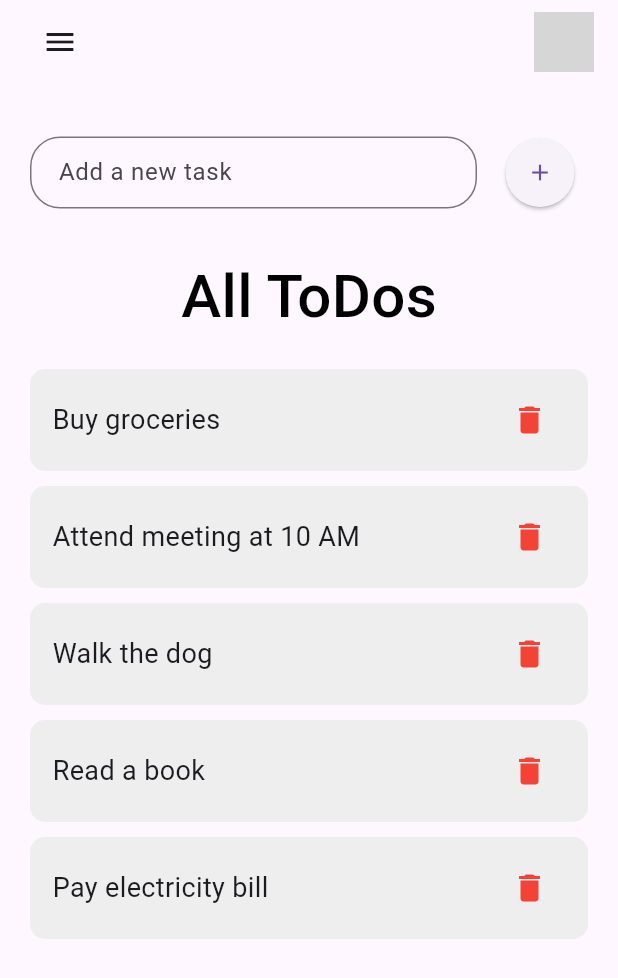
After one commit to Govindh07/PIT_STOP, a Flutter app: the Home screen opened directly, on a phone screen of 412 x 824 dp. The commit adds this screen. Shown: the top 978 px of the screen. Run offline on Flutter 3.47's test engine with Material 3 defaults, Android fonts, the phone set to English and light mode, and no system bars; our stand-ins replace animate_do, carousel_slider, cloud_firestore, firebase_auth, firebase_core, shared_preferences; accounts and stored records are empty; network calls fail; grey boxes are pictures that could not be loaded.

Commit message:
Pit Stop

```diff
--- a/lib/main.dart
+++ b/lib/Pit_Stop/screens/main.dart
@@ -7,7 +7,7 @@ import 'package:firebase_core/firebase_core.dart';
 import 'package:firebase_auth/firebase_auth.dart';
 import 'package:flutter/material.dart';
 import 'package:provider/provider.dart';
-import 'firebase_options.dart';
+import '../../firebase_options.dart';
 
 void main() async {
   WidgetsFlutterBinding.ensureInitialized();
--- /dev/null
+++ b/lib/Todo_App/ToDo_Provider/todo_provider.dart
@@ -0,0 +1,23 @@
+import 'package:flutter/material.dart';
+
+class TodoProvider extends ChangeNotifier {
+  final List<String> _todos = [
+    'Buy groceries',
+    'Attend meeting at 10 AM',
+    'Walk the dog',
+    'Read a book',
+    'Pay electricity bill',
+  ];
+
+  List<String> get todos => _todos;
+
+  void addTodo(String task) {
+    _todos.add(task);
+    notifyListeners();
+  }
+
+  void removeTodo(String task) {
+    _todos.remove(task);
+    notifyListeners();
+  }
+}
--- /dev/null
+++ b/lib/Todo_App/ToDo_Screen/home_page.dart
@@ -0,0 +1,159 @@
+import 'package:flutter/material.dart';
+import 'package:provider/provider.dart';
+
+void main() {
+  runApp(
+    ChangeNotifierProvider(
+      create: (_) => TodoProvider(),
+      child: const MyApp(),
+    ),
+  );
+}
+
+class MyApp extends StatelessWidget {
+  const MyApp({super.key});
+
+  @override
+  Widget build(BuildContext context) {
+    return const MaterialApp(
+      debugShowCheckedModeBanner: false,
+      home: Home(),
+    );
+  }
+}
+
+class TodoProvider extends ChangeNotifier {
+  final List<String> _todos = [
+    'Buy groceries',
+    'Attend meeting at 10 AM',
+    'Walk the dog',
+    'Read a book',
+    'Pay electricity bill',
+  ];
+
+  List<String> get todos => _todos;
+
+  void addTodo(String task) {
+    _todos.add(task);
+    notifyListeners();
+  }
+
+  void removeTodo(String task) {
+    _todos.remove(task);
+    notifyListeners();
+  }
+}
+
+class Home extends StatefulWidget {
+  const Home({super.key});
+
+  @override
+  State<Home> createState() => _HomeState();
+}
+
+class _HomeState extends State<Home> {
+  final TextEditingController _todoController = TextEditingController();
+
+  @override
+  Widget build(BuildContext context) {
+    final todoProvider = Provider.of<TodoProvider>(context);
+
+    return Scaffold(
+      appBar: AppBar(
+        title: Row(mainAxisAlignment: MainAxisAlignment.spaceBetween, children: [
+          IconButton(onPressed: () {}, icon: const Icon(Icons.menu)),
+          SizedBox(
+            height: 40,
+            width: 40,
+            child: ClipRRect(
+              borderRadius: BorderRadius.circular(50),
+              child: Image.network('https://cdn-icons-png.flaticon.com/512/3135/3135715.png'),
+            ),
+          ),
+        ]),
+      ),
+      body: Container(
+        padding: const EdgeInsets.symmetric(horizontal: 20, vertical: 15),
+        child: Column(
+          children: [
+            const SizedBox(height: 20),
+            Row(
+              children: [
+                Expanded(
+                  child: TextField(
+                    controller: _todoController,
+                    decoration: InputDecoration(
+                      hintText: 'Add a new task',
+                      border: OutlineInputBorder(borderRadius: BorderRadius.circular(20)),
+                      contentPadding: const EdgeInsets.symmetric(horizontal: 15),
+                    ),
+                  ),
+                ),
+                const SizedBox(width: 10),
+                ElevatedButton(
+                  onPressed: () {
+                    final text = _todoController.text.trim();
+                    if (text.isNotEmpty) {
+                      todoProvider.addTodo(text);
+                      _todoController.clear();
+                    }
+                  },
+                  style: ElevatedButton.styleFrom(
+                    shape: const CircleBorder(),
+                    padding: const EdgeInsets.all(14),
+                  ),
+                  child: const Icon(Icons.add),
+                ),
+              ],
+            ),
+            const SizedBox(height: 30),
+            Container(
+              margin: const EdgeInsets.only(bottom: 20),
+              child: const Text(
+                'All ToDos',
+                style: TextStyle(color: Colors.black, fontWeight: FontWeight.w500, fontSize: 40),
+              ),
+            ),
+            Expanded(
+              child: todoProvider.todos.isEmpty
+                  ? const Center(child: Text("No tasks yet!"))
+                  : ListView.builder(
+                itemCount: todoProvider.todos.length,
+                itemBuilder: (context, index) {
+                  final task = todoProvider.todos[index];
+                  return Column(
+                    children: [
+                      Container(
+                        margin: const EdgeInsets.only(bottom: 10),
+                        padding: const EdgeInsets.symmetric(horizontal: 15, vertical: 10),
+                        decoration: BoxDecoration(
+                          color: Colors.grey[200],
+                          borderRadius: BorderRadius.circular(10),
+                        ),
+                        child: Row(
+                          mainAxisAlignment: MainAxisAlignment.spaceBetween,
+                          children: [
+                            Expanded(
+                              child: Text(
+                                task,
+                                style: const TextStyle(fontSize: 18),
+                              ),
+                            ),
+                            IconButton(
+                              icon: const Icon(Icons.delete, color: Colors.red),
+                              onPressed: () => todoProvider.removeTodo(task),
+                            )
+                          ],
+                        ),
+                      ),
+                    ],
+                  );
+                },
+              ),
+            ),
+          ],
+        ),
+      ),
+    );
+  }
+}
--- /dev/null
+++ b/lib/Todo_App/Todo_Model/todo_model.dart
@@ -0,0 +1,12 @@
+class ToDo{
+  String? id;
+  String? todoText;
+  bool isDone;
+
+  ToDo({
+    required this.id,
+    required this.todoText,
+    this.isDone=false
+  });
+
+}
```
Also changed, not shown: 1 other file.
